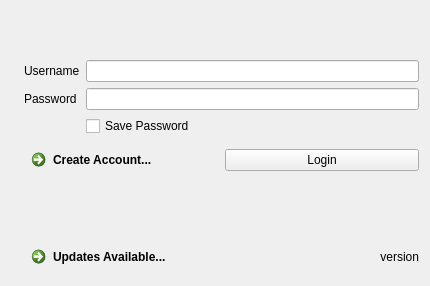
The window that ggpo/gui/ui/logindialog.ui (doctorguile/pyqtggpo) describes before a commit, drawn with Qt 5.
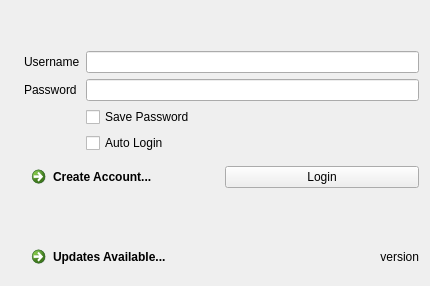
The same window after the commit. Icons and pictures are not drawn.

Commit message: add a auto login checkbox

Patch:
```diff
--- a/ggpo/gui/ui/logindialog.ui
+++ b/ggpo/gui/ui/logindialog.ui
@@ -91,6 +91,16 @@
          </property>
         </widget>
        </item>
+       <item row="4" column="1">
+        <widget class="QCheckBox" name="uiAutologinChk">
+         <property name="layoutDirection">
+          <enum>Qt::LeftToRight</enum>
+         </property>
+         <property name="text">
+          <string>Auto Login</string>
+         </property>
+        </widget>
+       </item>
       </layout>
      </item>
      <item>
```
The commit also changes 6 other files.
